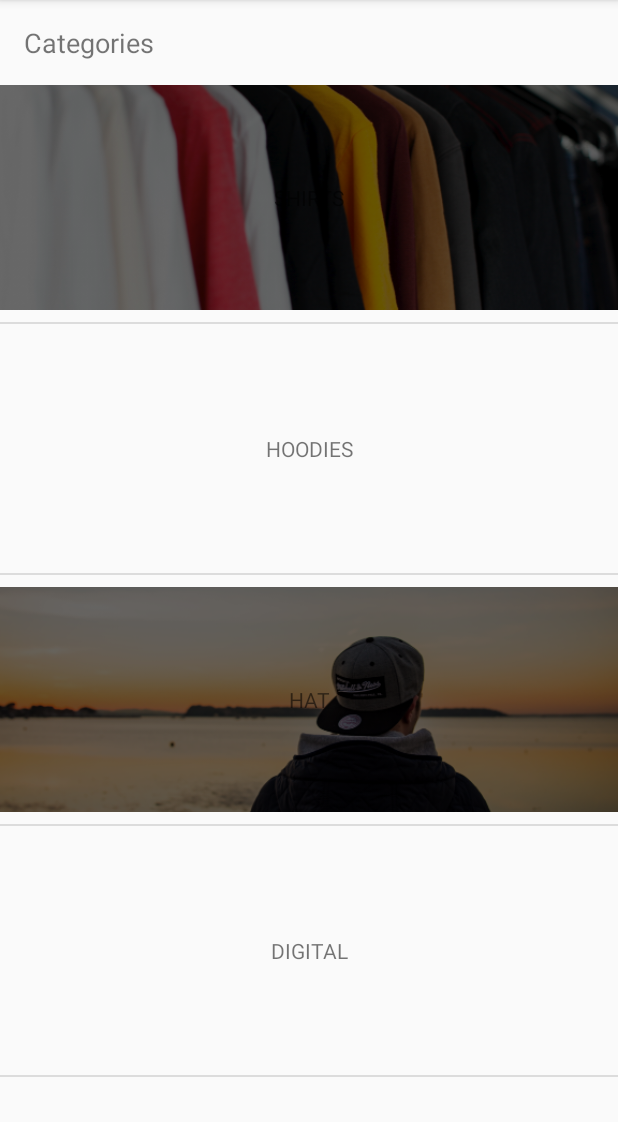
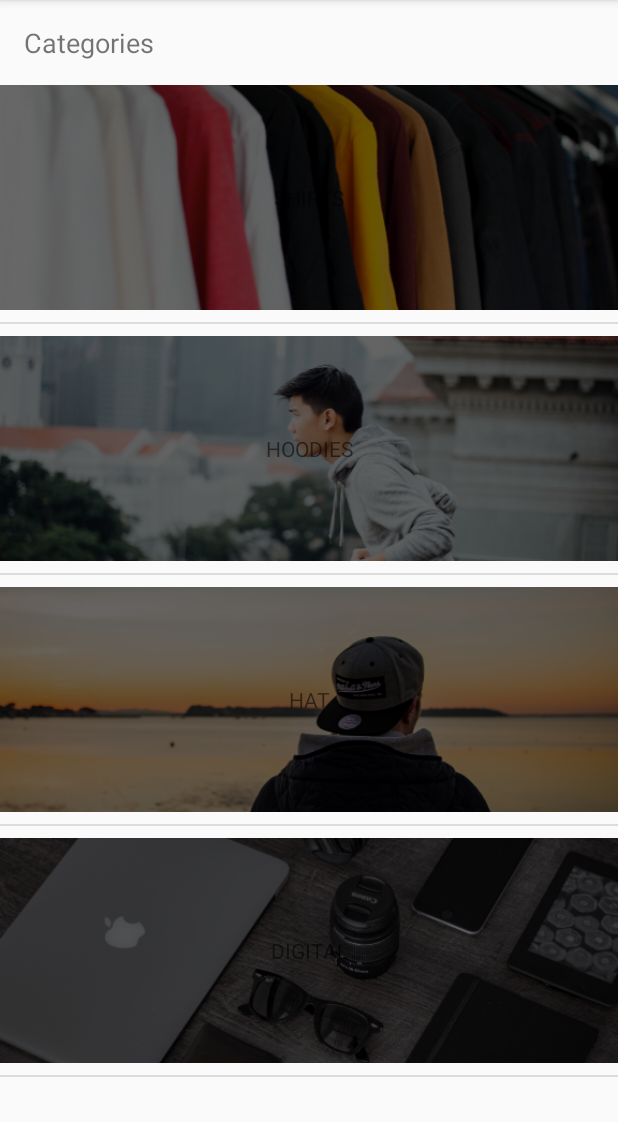
Before and after one commit to ghigbie/DevSwag, an Android app: the screen it shows after launch (MainActivity), on a phone screen of 412 x 824 dp, the part 84-1206 px from its top. Run offline under Robolectric (Android 15) with nearby library versions, the phone set to English and light mode, and no system bars.

Commit message:
fix typo in categories array to show image views to list view

```diff
--- a/app/src/main/java/com/example/georgehigbie/devswag/Adapters/CategoryAdapter.kt
+++ b/app/src/main/java/com/example/georgehigbie/devswag/Adapters/CategoryAdapter.kt
@@ -30,7 +30,6 @@ class CategoryAdapter(context: Context, categories: List<Category> ) : BaseAdapt
         val resourceID = context.resources.getIdentifier(category.image, "drawable", context.packageName)
         categoryImage.setImageResource(resourceID)
         println(resourceID)
-
         categoryName.text = category.title
         return categoryView
     }
--- a/app/src/main/java/com/example/georgehigbie/devswag/Controller/MainActivity.kt
+++ b/app/src/main/java/com/example/georgehigbie/devswag/Controller/MainActivity.kt
@@ -2,9 +2,7 @@ package com.example.georgehigbie.devswag.Controller
 
 import android.support.v7.app.AppCompatActivity
 import android.os.Bundle
-import android.widget.ArrayAdapter
 import com.example.georgehigbie.devswag.Adapters.CategoryAdapter
-import com.example.georgehigbie.devswag.Model.Category
 import com.example.georgehigbie.devswag.R
 import com.example.georgehigbie.devswag.Services.DataService
 import kotlinx.android.synthetic.main.activity_main.*
--- a/app/src/main/java/com/example/georgehigbie/devswag/Services/DataService.kt
+++ b/app/src/main/java/com/example/georgehigbie/devswag/Services/DataService.kt
@@ -10,9 +10,9 @@ import com.example.georgehigbie.devswag.Model.Product
 object DataService {
     val categories = listOf(
             Category("SHIRTS", "shirtimage"),
-            Category("HOODIES","hoodieiamge"),
+            Category("HOODIES","hoodieimage"),
             Category("HAT", "hatimage"),
-            Category("DIGITAL", "digitalgoodimage")
+            Category("DIGITAL", "digitalgoodsimage")
     )
 
     val hats = listOf(
```
